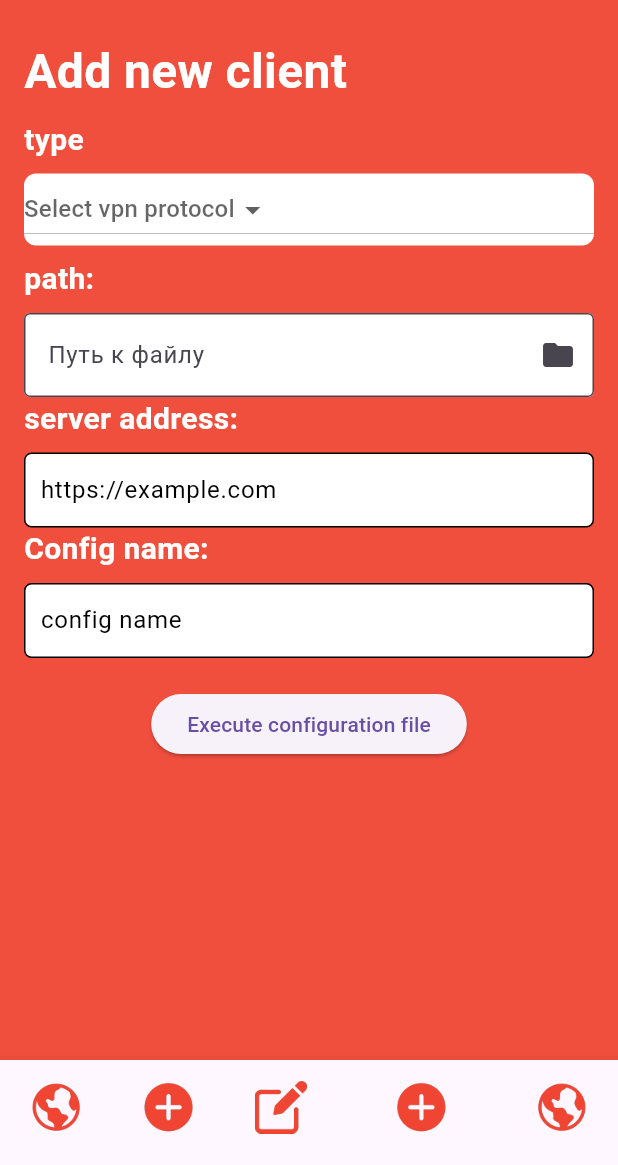
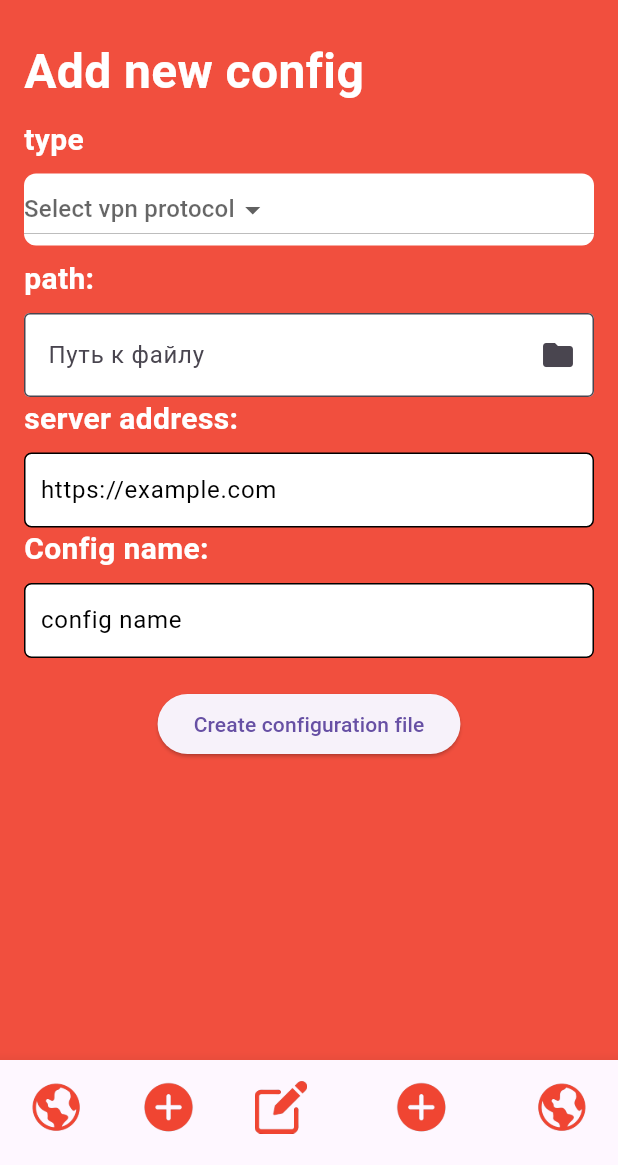
Before and after one commit to JLWorker/FreeZone, a Flutter app: the screen it shows after launch, item 4 of the bottom bar chosen, on a phone screen of 412 x 824 dp, the part 71-1236 px from its top. Run offline on Flutter 3.47's test engine with Material 3 defaults, Android fonts, the light colour scheme and no system bars; our stand-ins replace file_picker, permission_handler; missing offline and left inert: flutter_vpn, wireguard_flutter.

Commit message:
style: update ui elements labels in add new client screen

```diff
--- a/lib/pages/add_new_client_page.dart
+++ b/lib/pages/add_new_client_page.dart
@@ -67,11 +67,6 @@ class _AddNewClientPageState extends State<AddNewClientPage> {
 
         if (configName != null && !configName.isEmpty) {
           ConfigFileStorageService.saveConfigToStorage(vpnConfig, configName!);
-
-          // Сообщение об успешном сохранении
-          ScaffoldMessenger.of(context).showSnackBar(
-            SnackBar(content: Text('VPN config saved: ' + vpnConfig)),
-          );
         }
 
 
@@ -114,9 +109,6 @@ class _AddNewClientPageState extends State<AddNewClientPage> {
   Future<void> _showFilePath() async {
     if (_filePath != null) {
       String fileContents = await readFile(_filePath!);
-      ScaffoldMessenger.of(context).showSnackBar(
-        SnackBar(content: Text('Содержимое файла: $fileContents')),
-      );
     } else {
       ScaffoldMessenger.of(context).showSnackBar(
         SnackBar(content: Text('Файл не выбран')),
@@ -135,26 +127,26 @@ class _AddNewClientPageState extends State<AddNewClientPage> {
           child: Column(
             children: [
               Align(
-                alignment: Alignment.centerLeft, // Выровнять текст по левому краю
+                alignment: Alignment.centerLeft,
                 child: Text(
-                  'Add new client',
+                  'Add new config',
                   style: TextStyle(fontSize: 32, fontWeight: FontWeight.bold, color: Colors.white),
                 ),
               ),
-              SizedBox(height: 8.0), // Отступ между лейблом и текстовым полем
+              SizedBox(height: 8.0),
               Align(
-                alignment: Alignment.centerLeft, // Выровнять текст по левому краю
+                alignment: Alignment.centerLeft,
                 child: Text(
                   'type',
                   style: TextStyle(fontSize: 20, fontWeight: FontWeight.bold, color: Colors.white),
                 ),
               ),
-              SizedBox(height: 8.0), // Отступ между лейблом и текстовым полем
+              SizedBox(height: 8.0),
               Container(
                 width: double.infinity,
                 decoration: BoxDecoration(
-                  color: Colors.white, // Цвет фона
-                  borderRadius: BorderRadius.circular(8.0), // Скругление углов
+                  color: Colors.white,
+                  borderRadius: BorderRadius.circular(8.0),
                 ),
                 child:
                   DropdownButton<String>(
@@ -162,7 +154,7 @@ class _AddNewClientPageState extends State<AddNewClientPage> {
                     value: _selectedItem,
                     onChanged: (String? newValue) {
                       setState(() {
-                        _selectedItem = newValue; // Обновляем выбранный элемент
+                        _selectedItem = newValue;
                       });
                     },
                     items: _vpnProtocols.map<DropdownMenuItem<String>>((String value) {
@@ -173,83 +165,83 @@ class _AddNewClientPageState extends State<AddNewClientPage> {
                     }).toList(),
                   )
               ),
-              SizedBox(height: 8.0), // Отступ между лейблом и текстовым полем
+              SizedBox(height: 8.0),
               Align(
-                alignment: Alignment.centerLeft, // Выровнять текст по левому краю
+                alignment: Alignment.centerLeft,
                 child: Text(
                   'path:',
                   style: TextStyle(fontSize: 20, fontWeight: FontWeight.bold, color: Colors.white),
                 ),
               ),
-              SizedBox(height: 8.0), // Отступ между лейблом и текстовым полем
+              SizedBox(height: 8.0),
               TextField(
-                readOnly: true, // Поле только для чтения
+                readOnly: true,
                 decoration: InputDecoration(
                   labelText: 'Путь к файлу',
                   border: OutlineInputBorder(),
-                  filled: true, // Включаем заливку
-                  fillColor: Colors.white, // Белый фон
+                  filled: true,
+                  fillColor: Colors.white,
                   suffixIcon: IconButton(
                     icon: Icon(Icons.folder),
-                    onPressed: _pickFile, // Вызов метода выбора файла
+                    onPressed: _pickFile,
                   ),
                 ),
-                controller: TextEditingController(text: _filePath), // Отображение пути
+                controller: TextEditingController(text: _filePath),
               ),
               Align(
-                alignment: Alignment.centerLeft, // Выровнять текст по левому краю
+                alignment: Alignment.centerLeft,
                 child: Text(
                   'server address:',
                   style: TextStyle(fontSize: 20, fontWeight: FontWeight.bold, color: Colors.white),
                 ),
               ),
-              SizedBox(height: 8.0), // Отступ между лейблом и текстовым полем
+              SizedBox(height: 8.0),
               Container(
                 decoration: BoxDecoration(
-                  color: Colors.white, // Белый фон
-                  border: Border.all(color: Colors.black), // Черная рамка
+                  color: Colors.white,
+                  border: Border.all(color: Colors.black),
                   borderRadius: BorderRadius.circular(5),
                 ),
                 child: TextField(
                   controller: _urlController,
                   decoration: InputDecoration(
-                    border: InputBorder.none, // Убираем стандартную рамку
+                    border: InputBorder.none,
                     hintText: 'https://example.com',
-                    hintStyle: TextStyle(color: Colors.black), // Цвет подсказки
-                    contentPadding: EdgeInsets.all(10), // Отступы внутри текстового поля
+                    hintStyle: TextStyle(color: Colors.black),
+                    contentPadding: EdgeInsets.all(10),
                   ),
-                  style: TextStyle(color: Colors.black), // Черный текст
+                  style: TextStyle(color: Colors.black),
                 ),
               ),
               Align(
-                alignment: Alignment.centerLeft, // Выровнять текст по левому краю
+                alignment: Alignment.centerLeft,
                 child: Text(
                   'Config name:',
                   style: TextStyle(fontSize: 20, fontWeight: FontWeight.bold, color: Colors.white),
                 ),
               ),
-              SizedBox(height: 8.0), // Отступ между лейблом и текстовым полем
+              SizedBox(height: 8.0),
               Container(
                 decoration: BoxDecoration(
-                  color: Colors.white, // Белый фон
-                  border: Border.all(color: Colors.black), // Черная рамка
+                  color: Colors.white,
+                  border: Border.all(color: Colors.black),
                   borderRadius: BorderRadius.circular(5),
                 ),
                 child: TextField(
                   controller: _configNameController,
                   decoration: InputDecoration(
-                    border: InputBorder.none, // Убираем стандартную рамку
+                    border: InputBorder.none,
                     hintText: 'config name',
-                    hintStyle: TextStyle(color: Colors.black), // Цвет подсказки
-                    contentPadding: EdgeInsets.all(10), // Отступы внутри текстового поля
+                    hintStyle: TextStyle(color: Colors.black),
+                    contentPadding: EdgeInsets.all(10),
                   ),
-                  style: TextStyle(color: Colors.black), // Черный текст
+                  style: TextStyle(color: Colors.black),
                 ),
               ),
               SizedBox(height: 20),
               ElevatedButton(
                 onPressed: _saveData,
-                child: Text('Execute configuration file'),
+                child: Text('Create configuration file'),
               ),
             ],
           ),
```
